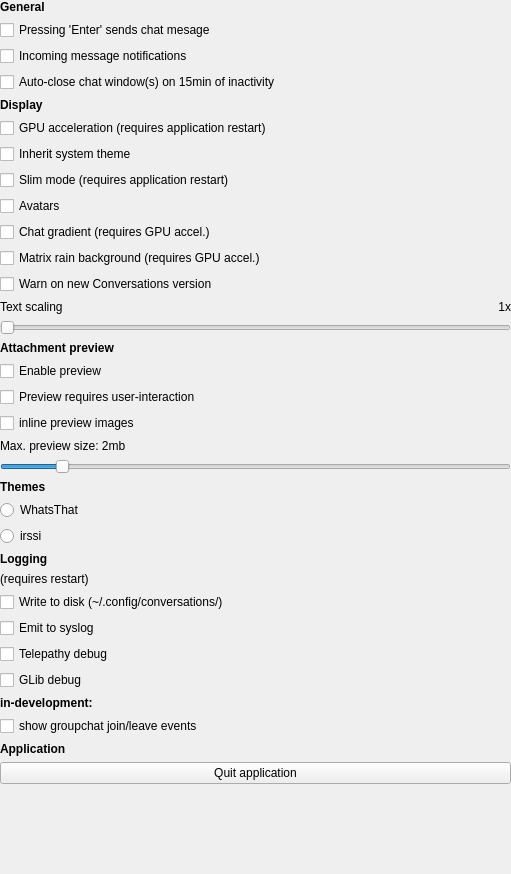
Qt form src/settingswidget.ui (maemo-leste/conversations) before a commit.
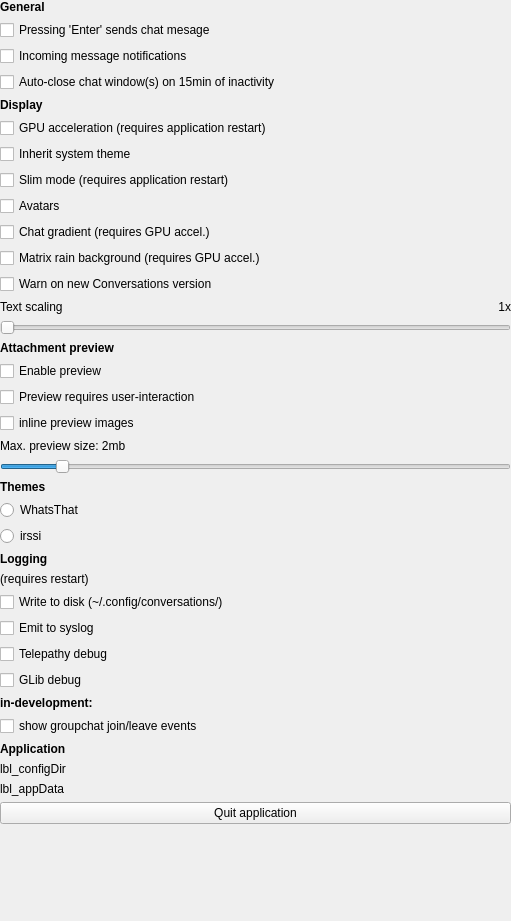
The same form after that commit.

```diff
--- a/src/settingswidget.ui
+++ b/src/settingswidget.ui
@@ -7,7 +7,7 @@
     <x>0</x>
     <y>0</y>
     <width>511</width>
-    <height>874</height>
+    <height>921</height>
    </rect>
   </property>
   <property name="windowTitle">
@@ -52,7 +52,7 @@
         <x>0</x>
         <y>0</y>
         <width>511</width>
-        <height>885</height>
+        <height>971</height>
        </rect>
       </property>
       <layout class="QVBoxLayout" name="verticalLayout">
@@ -393,6 +393,23 @@
          </property>
         </widget>
        </item>
+       <item>
+        <widget class="QLabel" name="lbl_configDir">
+         <property name="text">
+          <string>lbl_configDir</string>
+         </property>
+         <property name="wordWrap">
+          <bool>true</bool>
+         </property>
+        </widget>
+       </item>
+       <item>
+        <widget class="QLabel" name="lbl_appData">
+         <property name="text">
+          <string>lbl_appData</string>
+         </property>
+        </widget>
+       </item>
        <item>
         <widget class="QPushButton" name="btn_quitApplication">
          <property name="text">
```
